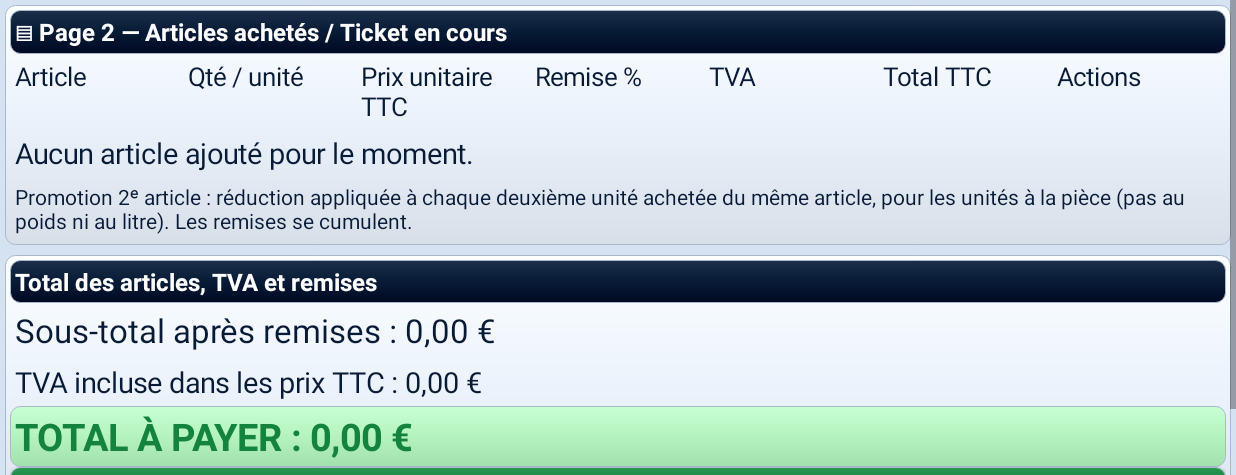
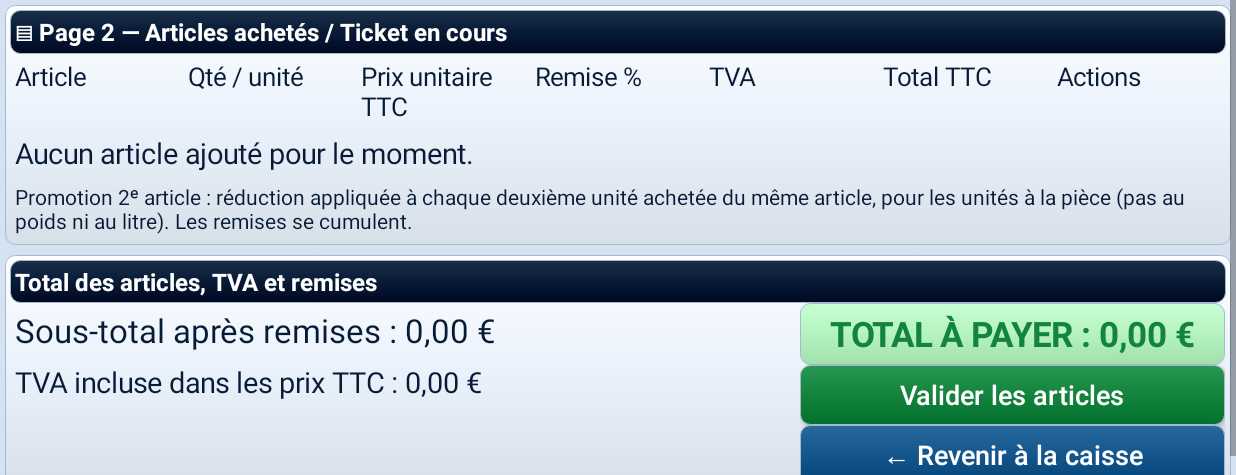
Before and after one commit to hadjahmedkad-ui/Caisse-Magasin, an Android app: the screen it shows after launch (MainActivity), after a tap on an icon or button, on a phone screen of 824 x 412 dp (held sideways), the part 143-618 px from its top. Run offline under Robolectric (Android 15) with nearby library versions, the phone set to English and light mode, and no system bars.

Commit message:
Page ticket : actions larges à droite des totaux et lignes de remise moins hautes

```diff
--- a/app/src/main/java/com/caissemagasin/app/MainActivity.java
+++ b/app/src/main/java/com/caissemagasin/app/MainActivity.java
@@ -360,7 +360,7 @@ public class MainActivity extends Activity {
  add(r,txt(eur(line.optDouble("price")),17,navy),1);
  LinearLayout discount=col();add(r,discount,1);
  discount.addView(txt("Remise : "+line.optDouble("targetDiscount",0)+" %",17,navy));
- Button changeDiscount=btn("Modifier remise",blue,()->editCartLine(line));changeDiscount.setTextSize(15);changeDiscount.setMinHeight(58);discount.addView(changeDiscount,new LinearLayout.LayoutParams(-1,58));
+ Button changeDiscount=btn("Modifier remise",blue,()->editCartLine(line));changeDiscount.setTextSize(15);changeDiscount.setMinHeight(44);discount.addView(changeDiscount,new LinearLayout.LayoutParams(-1,44));
  add(r,txt(String.valueOf(vatFor(line)).replace(".0","")+" %",16,navy),1);
  add(r,txt(eur(lineNet(line)),18,green),1);
  LinearLayout actions=row();add(r,actions,1);
@@ -369,11 +369,15 @@ public class MainActivity extends Activity {
  }
  if(cart.isEmpty())box.addView(txt("Aucun article ajouté pour le moment.",19,navy));box.addView(txt("Promotion 2ᵉ article : réduction appliquée à chaque deuxième unité achetée du même article, pour les unités à la pièce (pas au poids ni au litre). Les remises se cumulent.",14,navy));
  LinearLayout totals=panel(body,"Total des articles, TVA et remises");
- totals.addView(txt("Sous-total après remises : "+eur(subtotal()),22,navy));
- for(double vatRate:new double[]{2.1,5.5,10,20}){double base=0;for(JSONObject line:cart)if(Math.abs(vatFor(line)-vatRate)<0.001)base+=lineNet(line);if(base>0)totals.addView(txt("Dont TVA "+vatRate+" % : "+eur(taxAt(vatRate)),18,navy));}
- totals.addView(txt("TVA incluse dans les prix TTC : "+eur(tax()),19,navy));
- TextView sum=txt("TOTAL À PAYER : "+eur(total()),25,green);sum.setTypeface(null,Typeface.BOLD);sum.setBackground(bg(0xffb4f3bf));totals.addView(sum);
- totals.addView(btn("Valider les articles",green,()->validateArticles()));totals.addView(btn("← Revenir à la caisse",blue,()->show("Caisse")));
+ LinearLayout totalsRow=row();totals.addView(totalsRow,new LinearLayout.LayoutParams(-1,-2));
+ LinearLayout amounts=col();totalsRow.addView(amounts,new LinearLayout.LayoutParams(0,-2,2.6f));
+ amounts.addView(txt("Sous-total après remises : "+eur(subtotal()),22,navy));
+ for(double vatRate:new double[]{2.1,5.5,10,20}){double base=0;for(JSONObject line:cart)if(Math.abs(vatFor(line)-vatRate)<0.001)base+=lineNet(line);if(base>0)amounts.addView(txt("Dont TVA "+vatRate+" % : "+eur(taxAt(vatRate)),18,navy));}
+ amounts.addView(txt("TVA incluse dans les prix TTC : "+eur(tax()),19,navy));
+ LinearLayout bottomActions=col();totalsRow.addView(bottomActions,new LinearLayout.LayoutParams(0,-2,1.4f));
+ TextView sum=txt("TOTAL À PAYER : "+eur(total()),23,green);sum.setTypeface(null,Typeface.BOLD);sum.setGravity(Gravity.CENTER);sum.setBackground(bg(0xffb4f3bf));sum.setMinHeight(62);bottomActions.addView(sum,new LinearLayout.LayoutParams(-1,62));
+ Button validate=btn("Valider les articles",green,()->validateArticles());validate.setTextSize(18);validate.setMinHeight(60);bottomActions.addView(validate,new LinearLayout.LayoutParams(-1,60));
+ Button back=btn("← Revenir à la caisse",blue,()->show("Caisse"));back.setTextSize(18);back.setMinHeight(60);bottomActions.addView(back,new LinearLayout.LayoutParams(-1,60));
  }
  String ticketText(){
  StringBuilder out=new StringBuilder("CAISSE MAGASIN\nTicket des articles\n");
```
